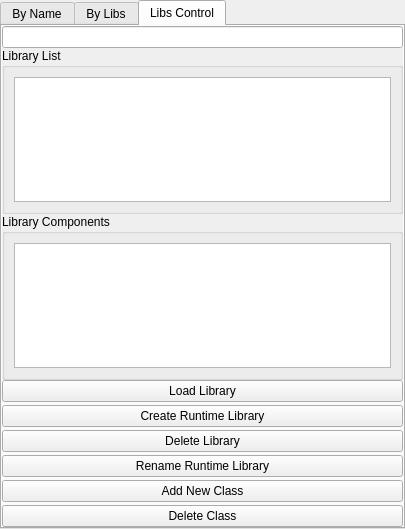
aicommunity/Rdk, file GUI/Qt/UClassesListWidget.ui: the form before one commit.
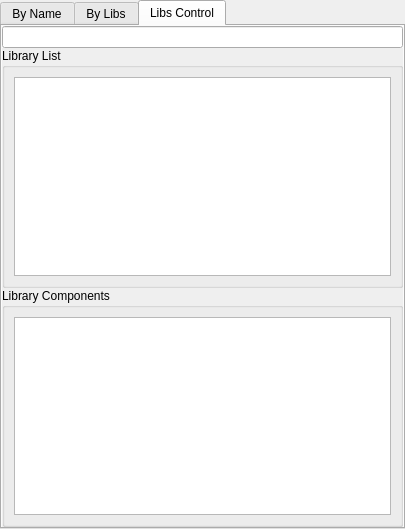
The form after the commit.

Commit message: Run Time Libraries working version (not final) Qt GUI UClassesListWidget updated.

```diff
--- a/GUI/Qt/UClassesListWidget.ui
+++ b/GUI/Qt/UClassesListWidget.ui
@@ -162,60 +162,43 @@
          </layout>
         </widget>
        </item>
-       <item>
-        <layout class="QVBoxLayout" name="ButtonsPanel">
-         <property name="spacing">
-          <number>3</number>
-         </property>
-         <item>
-          <widget class="QPushButton" name="LoadRTlibButton">
-           <property name="text">
-            <string>Load Library</string>
-           </property>
-          </widget>
-         </item>
-         <item>
-          <widget class="QPushButton" name="CreateRTlibButton">
+      </layout>
+     </widget>
+    </widget>
+   </item>
+  </layout>
+  <action name="actionCreateRuntimeLibrary">
            <property name="text">
             <string>Create Runtime Library</string>
            </property>
-          </widget>
-         </item>
-         <item>
-          <widget class="QPushButton" name="DeleteLibButton">
-           <property name="text">
-            <string>Delete Library</string>
-           </property>
-          </widget>
-         </item>
-         <item>
-          <widget class="QPushButton" name="RenameRTlibButton">
+   <property name="toolTip">
+    <string>Create Runtime Library</string>
+   </property>
+  </action>
+  <action name="actionDeleteRuntimeLibrary">
            <property name="text">
-            <string>Rename Runtime Library</string>
-           </property>
-          </widget>
-         </item>
-         <item>
-          <widget class="QPushButton" name="AddNewClassButton">
+    <string>Delete Runtime Library</string>
+   </property>
+   <property name="toolTip">
+    <string>Delete Runtime Library</string>
+   </property>
+  </action>
+  <action name="actionAddNewClass">
            <property name="text">
             <string>Add New Class</string>
            </property>
-          </widget>
-         </item>
-         <item>
-          <widget class="QPushButton" name="DeleteClassButton">
+   <property name="toolTip">
+    <string>Add New Class</string>
+   </property>
+  </action>
+  <action name="actionDeleteClass">
            <property name="text">
             <string>Delete Class</string>
            </property>
-          </widget>
-         </item>
-        </layout>
-       </item>
-      </layout>
-     </widget>
-    </widget>
-   </item>
-  </layout>
+   <property name="toolTip">
+    <string>Delete Class</string>
+   </property>
+  </action>
  </widget>
  <resources/>
  <connections/>
```
Lines whose indentation alone changed are shown as unchanged. The commit also changes 7 other files.
